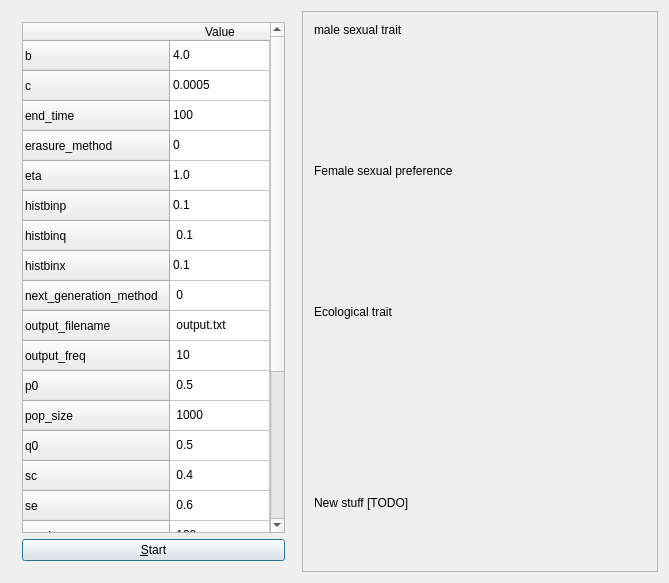
Before: the Qt Designer form sado_qtdialog.ui in richelbilderbeek/pbdmms, drawn with Qt 5.
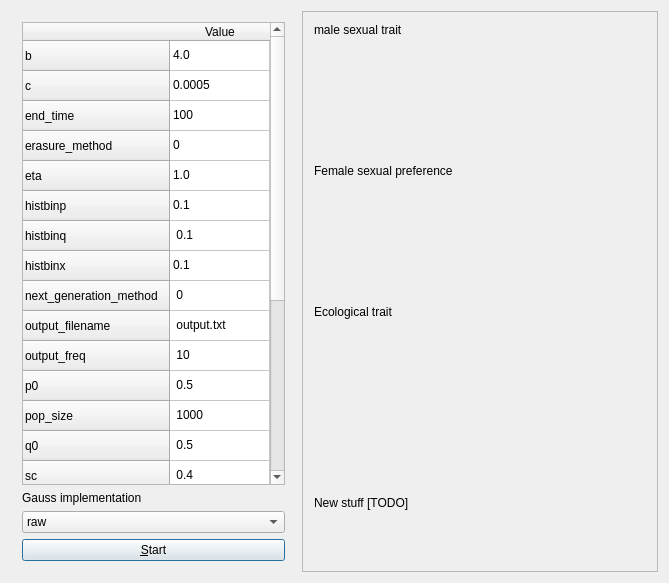
After: the same form once the commit is applied. Custom widgets are drawn as their Qt base class.

Commit message: GUI supports LUT gausser

What changed in the file:
```diff
--- a/sado_qtdialog.ui
+++ b/sado_qtdialog.ui
@@ -265,6 +265,27 @@
         </item>
        </widget>
       </item>
+      <item>
+       <widget class="QLabel" name="label_gausser_implementation">
+        <property name="text">
+         <string>Gauss implementation</string>
+        </property>
+       </widget>
+      </item>
+      <item>
+       <widget class="QComboBox" name="box_gausser_implementation">
+        <item>
+         <property name="text">
+          <string>raw</string>
+         </property>
+        </item>
+        <item>
+         <property name="text">
+          <string>lut</string>
+         </property>
+        </item>
+       </widget>
+      </item>
       <item>
        <spacer name="verticalSpacer">
         <property name="orientation">
```
The commit also changes 3 other files.
